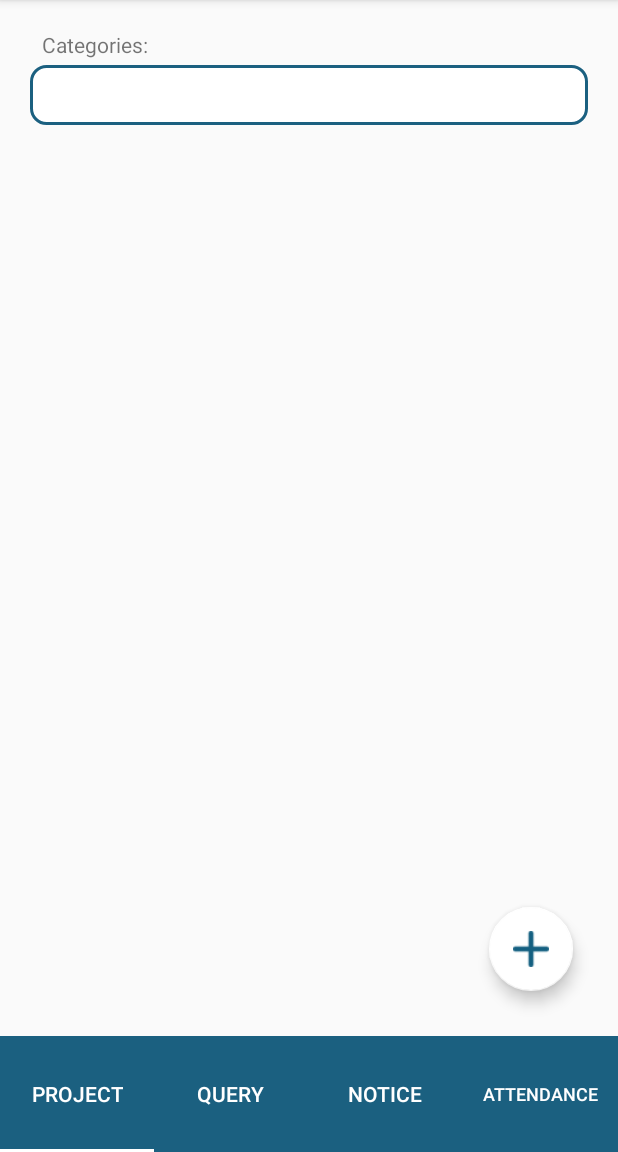
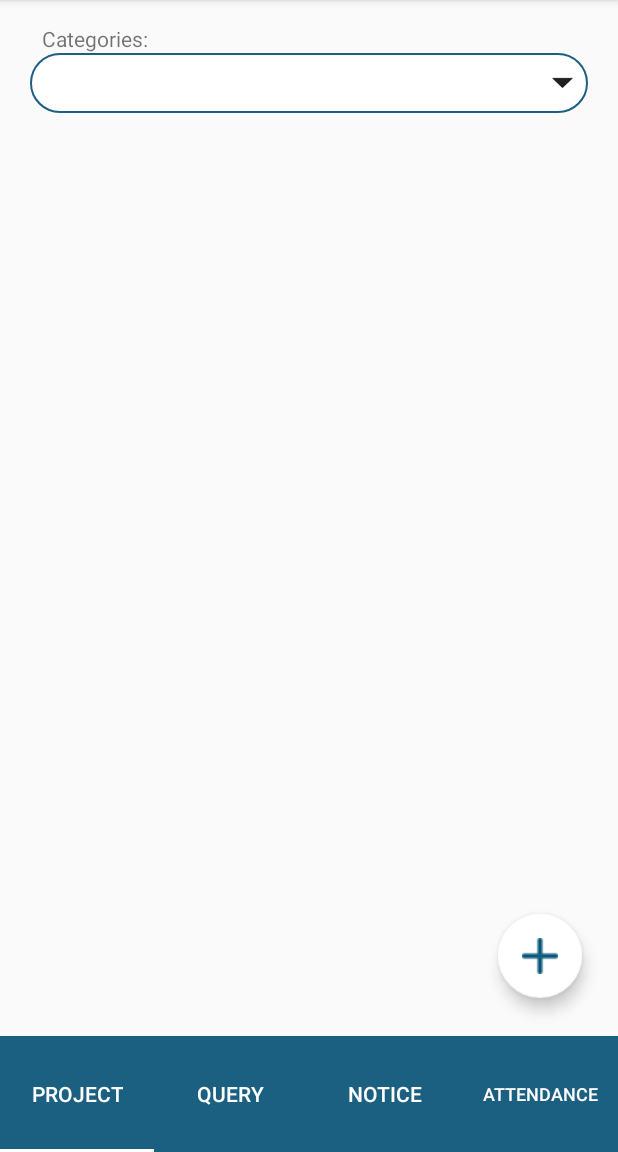
Before and after one commit to geek-gupta/DPOP, an Android app: the HomeTabFragFour screen opened directly, with no data from a screen before it, on a phone screen of 412 x 824 dp, the part 84-1236 px from its top. Run offline under Robolectric (Android 15) with nearby library versions, the light colour scheme and no system bars; 1 statement that could not run was skipped.

Commit message:
Added add project ui

```diff
--- a/app/build.gradle
+++ b/app/build.gradle
@@ -31,5 +31,4 @@ dependencies {
     implementation 'com.squareup.retrofit2:converter-gson:2.5.0'
     implementation 'com.jakewharton.picasso:picasso2-okhttp3-downloader:1.1.0'
     implementation 'com.squareup.retrofit2:converter-gson:2.1.0'
-    implementation 'com.jaredrummler:material-spinner:1.3.1'
 }
--- /dev/null
+++ b/app/src/main/res/drawable/bg_spinner.xml
@@ -0,0 +1,12 @@
+<?xml version="1.0" encoding="utf-8"?>
+<shape xmlns:android="http://schemas.android.com/apk/res/android"
+    android:shape="rectangle"
+    >
+<solid android:color="#ffffff"  />
+    <corners
+        android:radius="100dp    "></corners>
+    <stroke
+        android:color="@color/colorPrimary"
+        android:width="1dp">
+    </stroke>
+</shape>
--- /dev/null
+++ b/app/src/main/res/drawable/cursor_color.xml
@@ -0,0 +1,5 @@
+<?xml version="1.0" encoding="utf-8"?>
+<shape xmlns:android="http://schemas.android.com/apk/res/android" >
+    <size android:width="1dp" />
+    <solid android:color="#000000"  />
+</shape>
--- /dev/null
+++ b/app/src/main/res/drawable/ic_add_circle_black_24dp.xml
@@ -0,0 +1,4 @@
+<vector android:height="100dp" android:viewportHeight="24.0"
+    android:viewportWidth="24.0" android:width="100dp" xmlns:android="http://schemas.android.com/apk/res/android">
+    <path android:fillColor="#1b6080" android:pathData="M12,2C6.48,2 2,6.48 2,12s4.48,10 10,10 10,-4.48 10,-10S17.52,2 12,2zM17,13h-4v4h-2v-4L7,13v-2h4L11,7h2v4h4v2z"/>
+</vector>
--- a/app/src/main/res/drawable/text_rounded_bg.xml
+++ b/app/src/main/res/drawable/text_rounded_bg.xml
@@ -12,5 +12,5 @@
         android:bottom="1dp"
         android:top="1dp" />
 
-    <corners android:radius="10dp" />
+    <corners android:radius="100dp" />
 </shape>
--- a/app/src/main/res/layout/activity_main.xml
+++ b/app/src/main/res/layout/activity_main.xml
@@ -46,6 +46,7 @@
               android:layout_width="match_parent"
               android:layout_height="40dp"
               android:hint="UserName"
+              android:textCursorDrawable="@drawable/cursor_color"
               android:textAlignment="center"
               android:paddingLeft="10dp"
               android:maxLines="1"
@@ -62,6 +63,7 @@
                 android:layout_width="match_parent"
                 android:layout_height="40dp"
                 android:hint="Password"
+                android:textCursorDrawable="@drawable/cursor_color"
                 android:maxLines="1"
                 android:textAlignment="center"
                 android:paddingLeft="10dp"
--- a/app/src/main/res/layout/home_tab_frag_four.xml
+++ b/app/src/main/res/layout/home_tab_frag_four.xml
@@ -7,21 +7,36 @@
    <TextView
        android:layout_width="wrap_content"
        android:layout_height="wrap_content"
-       android:layout_marginTop="20dp"
+       android:layout_marginTop="16dp"
        android:layout_marginLeft="28dp"
        android:text="Categories: " />
 
+
+    <RelativeLayout
+        android:layout_width="match_parent"
+        android:layout_height="40dp"
+        android:orientation="horizontal">
         <Spinner
             android:id="@+id/project_spinner"
             android:layout_width="match_parent"
-       android:layout_height="40dp"
+            android:layout_height="match_parent"
             android:layout_marginLeft="20dp"
-       android:layout_marginTop="4dp"
             android:layout_marginRight="20dp"
-       android:layout_marginBottom="20dp"
-       android:background="@drawable/text_rounded_bg"
-       android:spinnerMode="dialog">
+            android:dropDownSelector="@color/colorPrimaryDark"
+            android:background="@drawable/bg_spinner"
+            android:spinnerMode="dropdown">
         </Spinner>
+
+        <ImageView
+            android:layout_width="24dp"
+            android:layout_height="match_parent"
+            android:layout_alignEnd="@+id/project_spinner"
+            android:layout_alignRight="@+id/project_spinner"
+            android:paddingRight="10dp"
+            android:src="@drawable/arrow_drop_down"/>
+
+    </RelativeLayout>
+
 
     <RelativeLayout
         android:layout_width="match_parent"
@@ -40,9 +55,9 @@
             android:layout_alignEnd="@+id/project_recyclerview"
             android:layout_alignRight="@+id/project_recyclerview"
             android:layout_alignBottom="@+id/project_recyclerview"
-            android:layout_marginEnd="30dp"
+            android:layout_marginEnd="24dp"
             android:layout_marginRight="48dp"
-            android:layout_marginBottom="30dp"
+            android:layout_marginBottom="25dp"
             android:src="@drawable/add_main_color" />
     </RelativeLayout>
 
```
Also changed, not shown: app/src/main/AndroidManifest.xml (+6 -3 lines), app/src/main/java/com/example/d_pop/activity/AddProjectActivity.java (+0 -8 lines), app/src/main/res/drawable/edit_text_background.xml (added, +14 -0 lines), app/src/main/res/layout/activity_add_project.xml (+117 -13 lines), app/src/main/res/drawable/add_icon.png (added), app/src/main/res/drawable/add_main_color.png, app/src/main/res/drawable/arrow_drop_down.png (added). Lines whose indentation alone changed are shown as unchanged.
